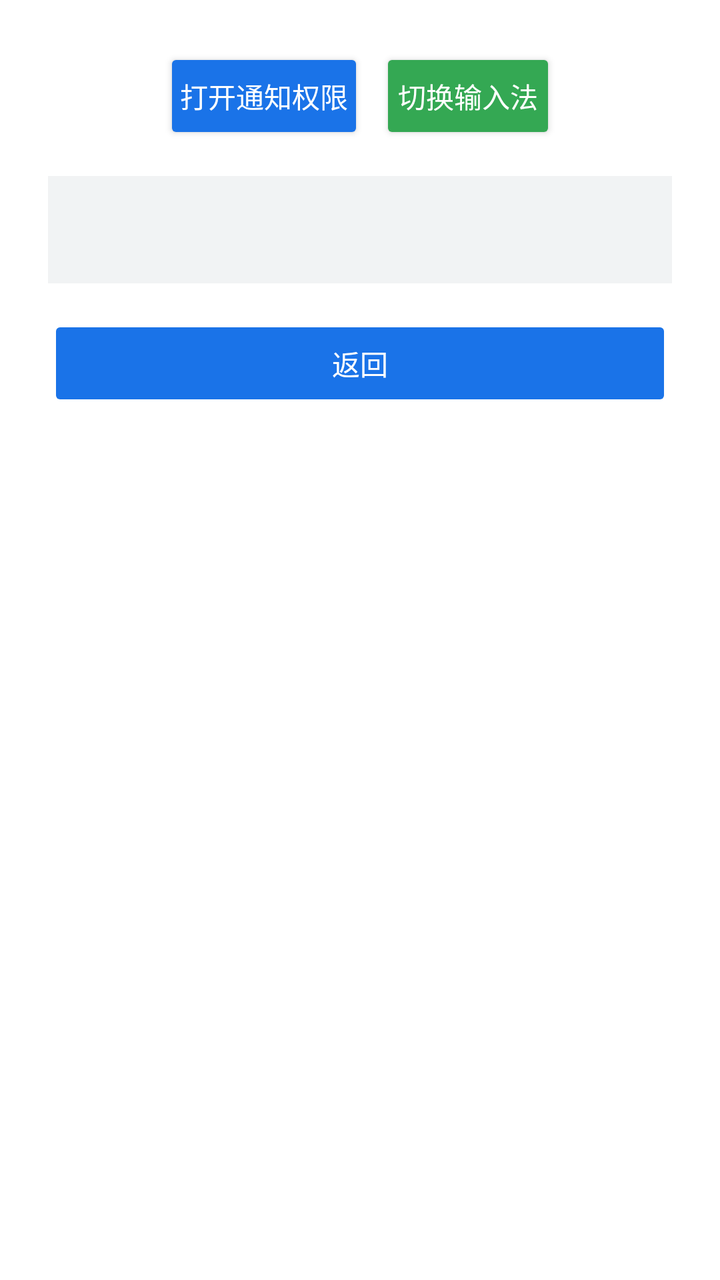
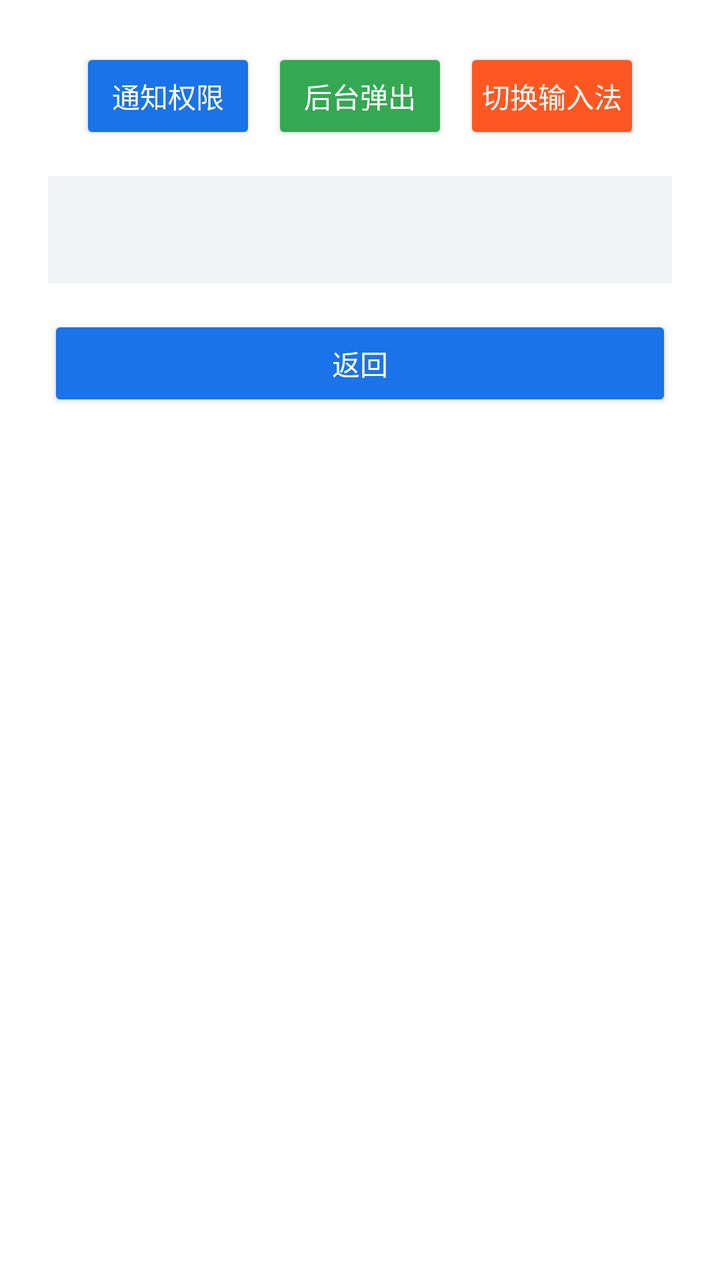

Compare the two renders of this Android layout. The source of the first and the diff that turns it into the second are given below.
<!-- AndroidManifest.xml: fallback theme Theme.MaterialComponents.DayNight.NoActionBar -->
<!-- res/layout/dialog_tutorial.xml -->
<?xml version="1.0" encoding="utf-8"?>
<LinearLayout xmlns:android="http://schemas.android.com/apk/res/android"
    android:layout_width="match_parent"
    android:layout_height="wrap_content"
    android:orientation="vertical"
    android:padding="24dp">

    
    <LinearLayout
        android:layout_width="match_parent"
        android:layout_height="wrap_content"
        android:orientation="horizontal"
        android:gravity="center"
        android:layout_marginBottom="16dp">

        <Button
            android:id="@+id/btn_tab_notification"
            android:layout_width="wrap_content"
            android:layout_height="wrap_content"
            android:text="打开通知权限"
            android:padding="8dp"
            android:backgroundTint="#1A73E8"
            android:textColor="#FFFFFF"
            android:layout_marginEnd="4dp"/>

        <Button
            android:id="@+id/btn_tab_switch"
            android:layout_width="wrap_content"
            android:layout_height="wrap_content"
            android:text="切换输入法"
            android:padding="8dp"
            android:backgroundTint="#34A853"
            android:textColor="#FFFFFF"
            android:layout_marginStart="4dp"/>
    </LinearLayout>

    
    <ScrollView
        android:layout_width="match_parent"
        android:layout_height="wrap_content"
        android:maxHeight="350dp"
        android:layout_marginBottom="16dp">

        <TextView
            android:id="@+id/tv_tutorial_content"
            android:layout_width="match_parent"
            android:layout_height="wrap_content"
            android:textSize="16sp"
            android:textColor="#333333"
            android:lineSpacingExtra="6dp"
            android:background="#F1F3F4"
            android:padding="16dp"/>
    </ScrollView>

    
    <Button
        android:id="@+id/btn_tutorial_back"
        android:layout_width="match_parent"
        android:layout_height="wrap_content"
        android:text="返回"
        android:enabled="false"
        android:backgroundTint="#1A73E8"
        android:textColor="#FFFFFF"
        android:padding="12dp"/>
</LinearLayout>
<!-- resources referenced by this layout -->
<resources>

</resources>

<!-- the commit's change to res/layout/dialog_tutorial.xml (unified diff, before → after) -->
@@ -17,10 +17,23 @@
             android:id="@+id/btn_tab_notification"
             android:layout_width="wrap_content"
             android:layout_height="wrap_content"
-            android:text="打开通知权限"
+            android:text="通知权限"
+            android:singleLine="true"
             android:padding="8dp"
             android:backgroundTint="#1A73E8"
             android:textColor="#FFFFFF"
+            android:layout_marginEnd="4dp"/>
+
+        <Button
+            android:id="@+id/btn_tab_overlay"
+            android:layout_width="wrap_content"
+            android:layout_height="wrap_content"
+            android:text="后台弹出"
+            android:singleLine="true"
+            android:padding="8dp"
+            android:backgroundTint="#34A853"
+            android:textColor="#FFFFFF"
+            android:layout_marginStart="4dp"
             android:layout_marginEnd="4dp"/>
 
         <Button
@@ -28,8 +41,9 @@
             android:layout_width="wrap_content"
             android:layout_height="wrap_content"
             android:text="切换输入法"
+            android:singleLine="true"
             android:padding="8dp"
-            android:backgroundTint="#34A853"
+            android:backgroundTint="#FF5722"
             android:textColor="#FFFFFF"
             android:layout_marginStart="4dp"/>
     </LinearLayout>
@@ -58,7 +72,7 @@
         android:layout_width="match_parent"
         android:layout_height="wrap_content"
         android:text="返回"
-        android:enabled="false"
+        android:enabled="true"
         android:backgroundTint="#1A73E8"
         android:textColor="#FFFFFF"
         android:padding="12dp"/>
